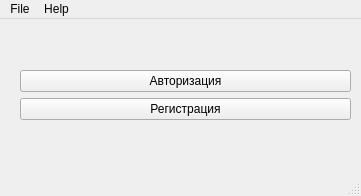
First picture: the form in src/lib/mainwindow.ui, repository hyakkyy/callCenter, before the edit.
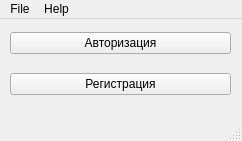
Second picture: the form after the edit.

What changed in the file:
```diff
--- a/src/lib/mainwindow.ui
+++ b/src/lib/mainwindow.ui
@@ -6,8 +6,8 @@
    <rect>
     <x>0</x>
     <y>0</y>
-    <width>361</width>
-    <height>196</height>
+    <width>242</width>
+    <height>141</height>
    </rect>
   </property>
   <property name="windowTitle">
@@ -17,47 +17,21 @@
    <widget class="QWidget" name="gridLayoutWidget">
     <property name="geometry">
      <rect>
-      <x>20</x>
-      <y>10</y>
-      <width>331</width>
-      <height>131</height>
+      <x>10</x>
+      <y>0</y>
+      <width>221</width>
+      <height>91</height>
      </rect>
     </property>
     <layout class="QGridLayout" name="gridLayout">
-     <item row="3" column="0">
-      <spacer name="verticalSpacer">
-       <property name="orientation">
-        <enum>Qt::Vertical</enum>
-       </property>
-       <property name="sizeHint" stdset="0">
-        <size>
-         <width>20</width>
-         <height>40</height>
-        </size>
-       </property>
-      </spacer>
-     </item>
-     <item row="1" column="0">
+     <item row="0" column="0">
       <widget class="QPushButton" name="authButton">
        <property name="text">
         <string>Авторизация</string>
        </property>
       </widget>
      </item>
-     <item row="0" column="0">
-      <spacer name="verticalSpacer_2">
-       <property name="orientation">
-        <enum>Qt::Vertical</enum>
-       </property>
-       <property name="sizeHint" stdset="0">
-        <size>
-         <width>20</width>
-         <height>40</height>
-        </size>
-       </property>
-      </spacer>
-     </item>
-     <item row="2" column="0">
+     <item row="1" column="0">
       <widget class="QPushButton" name="registerButton">
        <property name="text">
         <string>Регистрация</string>
@@ -72,7 +46,7 @@
     <rect>
      <x>0</x>
      <y>0</y>
-     <width>361</width>
+     <width>242</width>
      <height>20</height>
     </rect>
    </property>
```
Left out of the diff: 36 changed lines with no effect on the pictures.
